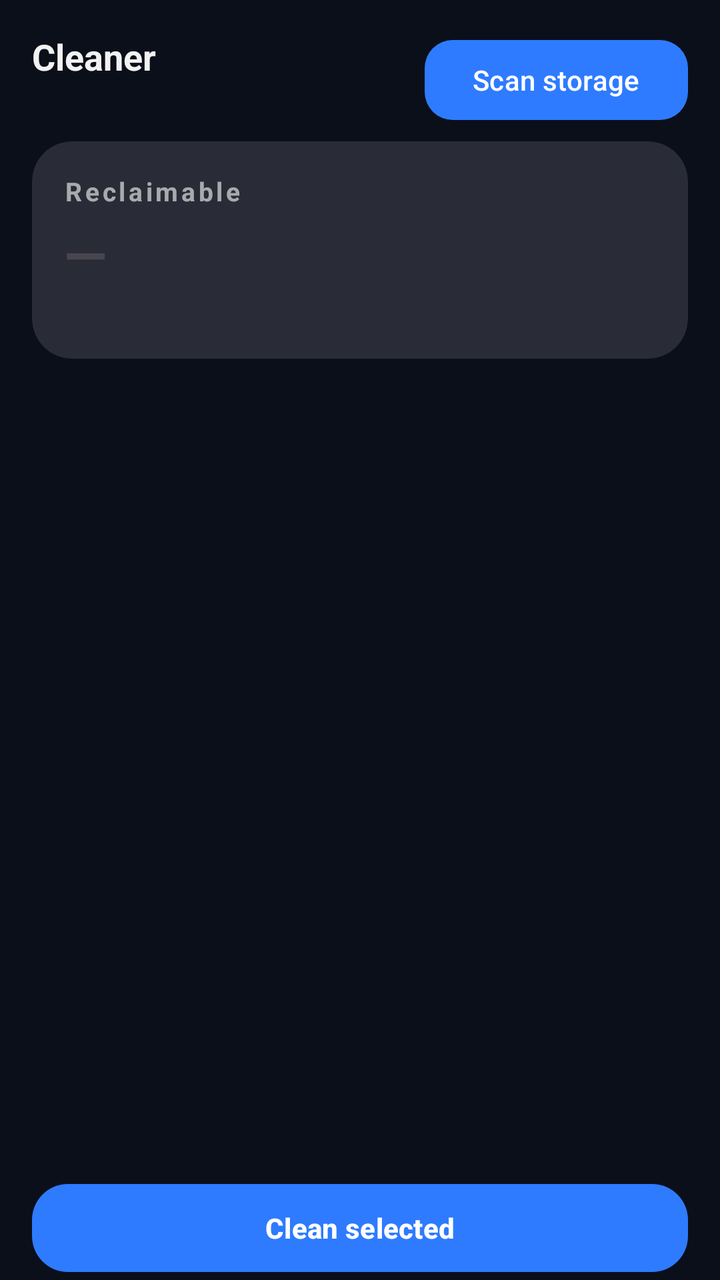
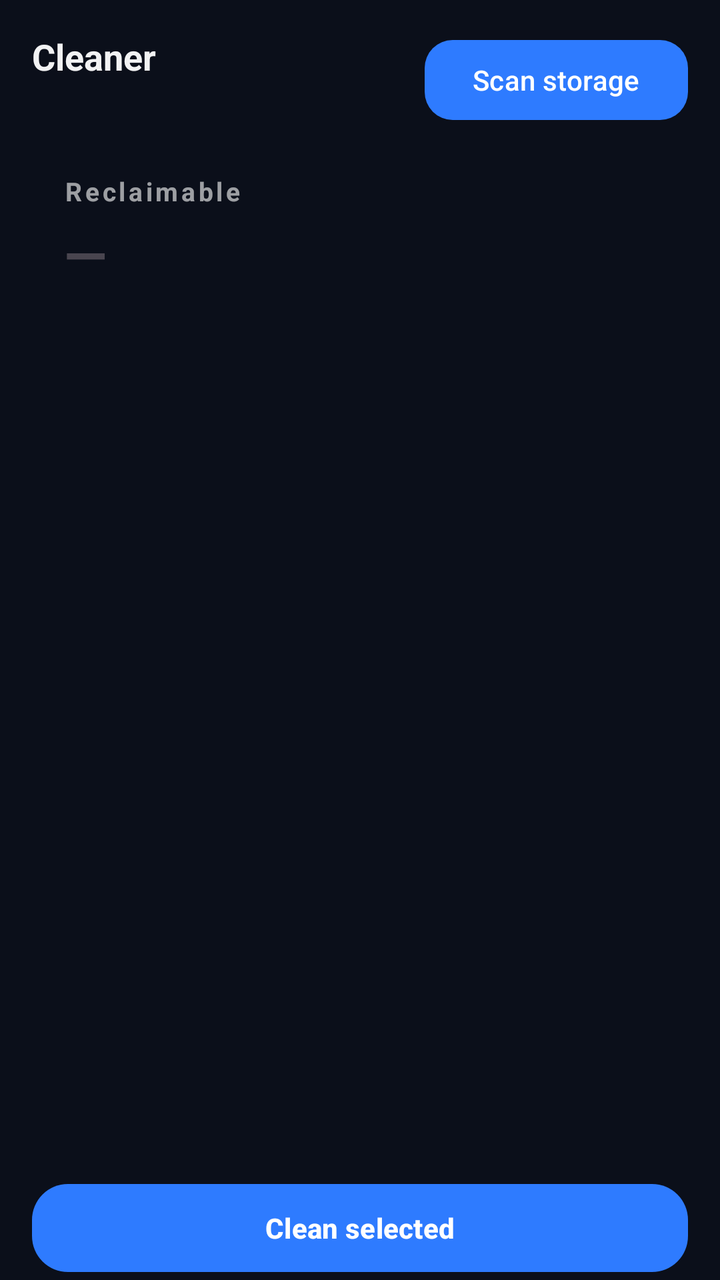

Before-and-after screenshots of an Android layout around one commit, followed by the original layout XML and the change that was made.
<!-- AndroidManifest.xml: application theme Theme.Maui -->
<!-- res/layout/fragment_cleaner.xml -->
<?xml version="1.0" encoding="utf-8"?>
<androidx.constraintlayout.widget.ConstraintLayout xmlns:android="http://schemas.android.com/apk/res/android"
    xmlns:app="http://schemas.android.com/apk/res-auto"
    android:layout_width="match_parent"
    android:layout_height="match_parent"
    android:paddingHorizontal="16dp"
    android:paddingTop="16dp">

    <TextView
        android:id="@+id/title"
        android:layout_width="0dp"
        android:layout_height="wrap_content"
        android:text="@string/clean_title"
        style="@style/Text.Maui.Title"
        app:layout_constraintTop_toTopOf="parent"
        app:layout_constraintStart_toStartOf="parent"
        app:layout_constraintEnd_toStartOf="@id/btn_scan" />

    <com.google.android.material.button.MaterialButton
        android:id="@+id/btn_scan"
        android:layout_width="wrap_content"
        android:layout_height="wrap_content"
        android:text="@string/clean_scan"
        app:cornerRadius="14dp"
        app:layout_constraintTop_toTopOf="parent"
        app:layout_constraintEnd_toEndOf="parent" />

    <TextView
        android:id="@+id/status"
        android:layout_width="0dp"
        android:layout_height="wrap_content"
        android:textSize="12sp"
        android:alpha="0.7"
        android:layout_marginTop="2dp"
        app:layout_constraintTop_toBottomOf="@id/title"
        app:layout_constraintStart_toStartOf="parent"
        app:layout_constraintEnd_toEndOf="parent" />

    <com.google.android.material.progressindicator.LinearProgressIndicator
        android:id="@+id/progress"
        android:layout_width="0dp"
        android:layout_height="wrap_content"
        android:layout_marginTop="10dp"
        android:visibility="gone"
        app:trackCornerRadius="6dp"
        app:trackThickness="6dp"
        app:layout_constraintTop_toBottomOf="@id/status"
        app:layout_constraintStart_toStartOf="parent"
        app:layout_constraintEnd_toEndOf="parent" />

    <com.google.android.material.card.MaterialCardView
        android:id="@+id/summary_card"
        android:layout_width="0dp"
        android:layout_height="wrap_content"
        android:layout_marginTop="12dp"
        app:cardCornerRadius="20dp"
        app:cardElevation="0dp"
        app:cardBackgroundColor="#1FFFFFFF"
        app:layout_constraintTop_toBottomOf="@id/progress"
        app:layout_constraintStart_toStartOf="parent"
        app:layout_constraintEnd_toEndOf="parent">

        <LinearLayout
            android:layout_width="match_parent"
            android:layout_height="wrap_content"
            android:orientation="vertical"
            android:padding="16dp">

            <TextView
                android:layout_width="wrap_content"
                android:layout_height="wrap_content"
                android:text="@string/clean_results"
                style="@style/Text.Maui.Section" />

            <TextView
                android:id="@+id/total_size"
                android:layout_width="wrap_content"
                android:layout_height="wrap_content"
                android:textSize="28sp"
                android:textStyle="bold"
                android:layout_marginTop="4dp"
                android:text="—" />

            <TextView
                android:id="@+id/total_sub"
                android:layout_width="match_parent"
                android:layout_height="wrap_content"
                android:textSize="11.5sp"
                android:alpha="0.7"
                android:layout_marginTop="2dp" />
        </LinearLayout>
    </com.google.android.material.card.MaterialCardView>

    <androidx.recyclerview.widget.RecyclerView
        android:id="@+id/list"
        android:layout_width="0dp"
        android:layout_height="0dp"
        android:layout_marginTop="10dp"
        android:clipToPadding="false"
        app:layout_constraintTop_toBottomOf="@id/summary_card"
        app:layout_constraintBottom_toTopOf="@id/btn_clean"
        app:layout_constraintStart_toStartOf="parent"
        app:layout_constraintEnd_toEndOf="parent" />

    <com.google.android.material.button.MaterialButton
        android:id="@+id/btn_clean"
        android:layout_width="0dp"
        android:layout_height="52dp"
        android:layout_marginTop="10dp"
        android:text="@string/clean_now"
        android:textStyle="bold"
        app:cornerRadius="18dp"
        app:layout_constraintBottom_toBottomOf="parent"
        app:layout_constraintStart_toStartOf="parent"
        app:layout_constraintEnd_toEndOf="parent" />
</androidx.constraintlayout.widget.ConstraintLayout>
<!-- resources referenced by this layout -->
<resources>
  <string name="clean_now">Clean selected</string>
  <string name="clean_results">Reclaimable</string>
  <string name="clean_scan">Scan storage</string>
  <string name="clean_title">Cleaner</string>
  <style name="Text.Maui.Section" parent="android:Widget.TextView">
          <item name="android:textSize">13sp</item>
          <item name="android:textStyle">bold</item>
          <item name="android:letterSpacing">0.12</item>
          <item name="android:textColor">@color/text_secondary_dark</item>
      </style>
  <style name="Text.Maui.Title" parent="android:Widget.TextView">
          <item name="android:textSize">18sp</item>
          <item name="android:textStyle">bold</item>
          <item name="android:textColor">@color/text_primary_dark</item>
      </style>
  <style name="Theme.Maui" parent="Theme.Material3.DayNight.NoActionBar">
          <item name="colorPrimary">@color/maui_blue</item>
          <item name="colorOnPrimary">@color/white</item>
          <item name="colorPrimaryContainer">@color/maui_blue</item>
          <item name="colorOnPrimaryContainer">@color/white</item>
          <item name="colorSecondary">@color/maui_purple</item>
          <item name="colorTertiary">@color/maui_cyan</item>
          <item name="android:statusBarColor">@color/bg_dark</item>
          <item name="android:navigationBarColor">@color/bg_dark</item>
          <item name="android:windowBackground">@color/bg_dark</item>
          <item name="materialCardViewStyle">@style/Widget.Maui.Card</item>
          <item name="android:windowLightStatusBar" tools:targetApi="m">false</item>
      </style>
  <color name="text_secondary_dark">#99FFFFFF</color>
  <color name="text_primary_dark">#F2FFFFFF</color>
  <color name="maui_blue">#2E7BFF</color>
  <color name="white">#FFFFFFFF</color>
  <color name="maui_purple">#8A5CFF</color>
  <color name="maui_cyan">#22D3EE</color>
  <color name="bg_dark">#0B0F1A</color>
  <style name="Widget.Maui.Card" parent="Widget.Material3.CardView.Filled">
          <item name="cardCornerRadius">22dp</item>
          <item name="cardElevation">0dp</item>
          <item name="cardBackgroundColor">@color/surface_dark</item>
      </style>
  <color name="surface_dark">#1B2233</color>
</resources>

<!-- the commit's change to res/layout/fragment_cleaner.xml (unified diff, before → after) -->
@@ -55,7 +55,7 @@
         android:layout_marginTop="12dp"
         app:cardCornerRadius="20dp"
         app:cardElevation="0dp"
-        app:cardBackgroundColor="#1FFFFFFF"
+        app:cardBackgroundColor="@color/maui_card"
         app:layout_constraintTop_toBottomOf="@id/progress"
         app:layout_constraintStart_toStartOf="parent"
         app:layout_constraintEnd_toEndOf="parent">
